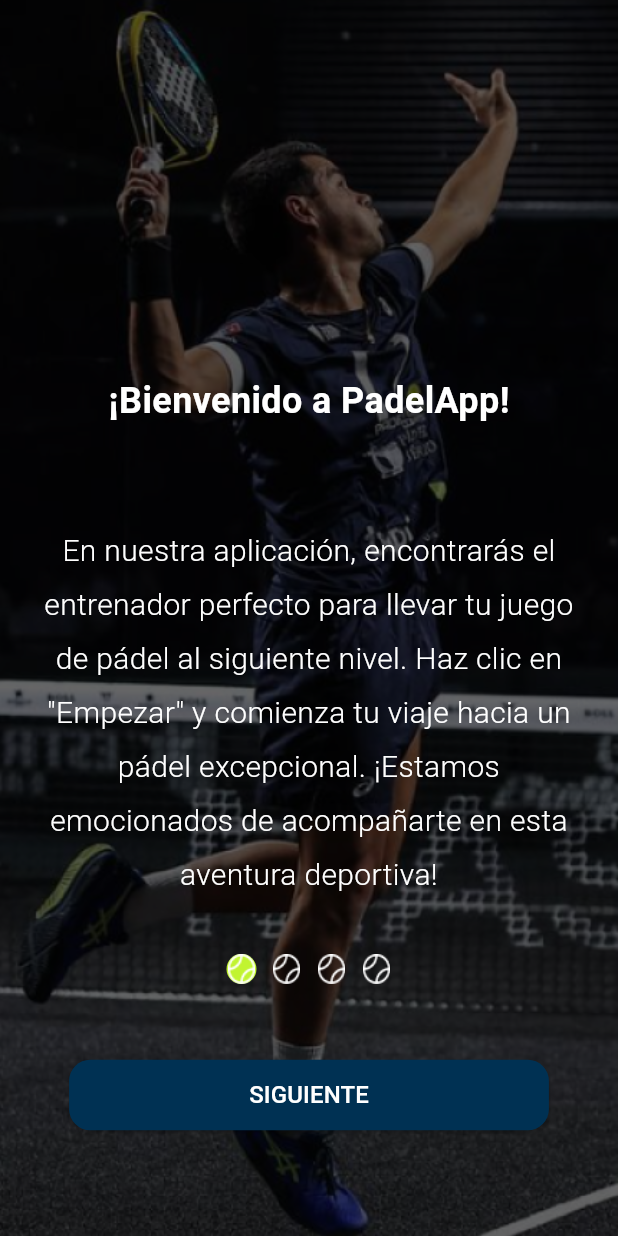
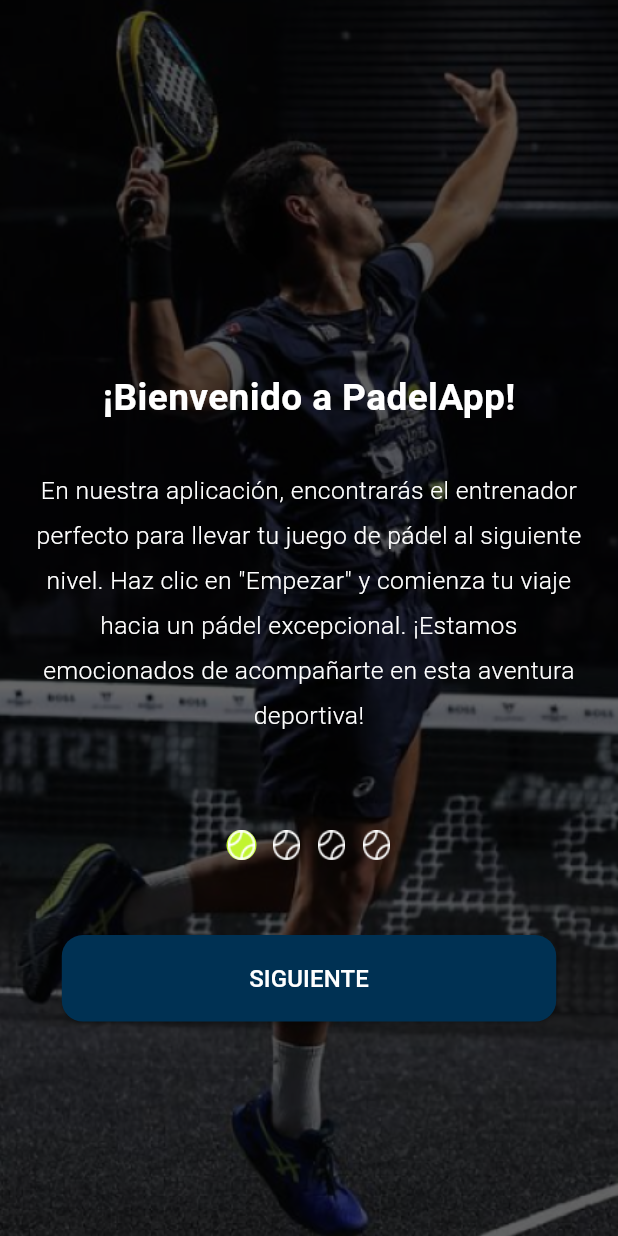
Before and after one commit to ManuOrt/Front-PadelApp, a Flutter app: the screen it shows after launch, on a phone screen of 412 x 824 dp. Run offline on Flutter 3.47's test engine with Material 3 defaults, Android fonts, the phone set to English and light mode, and no system bars; our stand-ins replace youtube_player_flutter.

Commit message:
Adding different values on the buttons from the onboarding and making a class for the button

```diff
--- a/lib/screens/onboarding/onboarding_page_model.dart
+++ b/lib/screens/onboarding/onboarding_page_model.dart
@@ -1,6 +1,4 @@
 import 'package:flutter/material.dart';
-import 'package:front_end_padelapp/utils/app_colors.dart';
-
 import '../../widgets/widgets.dart';
 
 class OnboardingPageModel {
@@ -19,11 +17,19 @@
   });
 
   Widget buildPage({
+    required BuildContext context,
     required int currentIndex,
     required VoidCallback onNextPressed,
     required VoidCallback onBackPressed,
     required VoidCallback onFinalButtonPressed,
   }) {
+    final Size screenSize = MediaQuery.of(context).size;
+    final double buttonWidth = screenSize.width * 0.8;
+    final double buttonHeight = screenSize.height * 0.07;
+    final double topPadding = screenSize.height * 0.3;
+    final double titleFontSize = screenSize.width * 0.06;
+    final double descriptionFontSize = screenSize.width * 0.04;
+
     return Material(
       child: DecoratedBox(
         decoration: BoxDecoration(
@@ -37,32 +43,31 @@
           ),
         ),
         child: Center(
-          child: SingleChildScrollView(
             child: Column(
               mainAxisAlignment: MainAxisAlignment.start,
               children: [
                 Padding(
-                  padding: const EdgeInsets.only(top: 200),
+                  padding: EdgeInsets.only(top: topPadding),
                   child: Text(
                     title,
-                    style: const TextStyle(
+                    style: TextStyle(
                       color: Colors.white,
-                      fontSize: 24.0,
+                      fontSize: titleFontSize,
                       fontWeight: FontWeight.bold,
                     ),
                   ),
                 ),
-                const SizedBox(height: 40.0),
+                const SizedBox(height: 10.0),
                 Container(
-                  padding: const EdgeInsets.all(25.0),
+                  padding: EdgeInsets.all(screenSize.width * 0.05),
                   child: description != null && description!.isNotEmpty
                       ? Text(
                           description!,
-                          style: const TextStyle(
+                          style: TextStyle(
                             color: Colors.white,
                             fontWeight: FontWeight.w300,
                             height: 1.8,
-                            fontSize: 20.0,
+                            fontSize: descriptionFontSize,
                           ),
                           textAlign: TextAlign.center,
                         )
@@ -70,80 +75,37 @@
                           videoId: videoPath!,
                         ),
                 ),
-                const SizedBox(height: 10.0),
+                const SizedBox(height: 40.0),
                 BallIndicator(
                     pageCount: pageCount ??= 4, currentIndex: currentIndex),
                 const SizedBox(height: 50.0),
                 if (currentIndex < pageCount! - 1)
-                  ElevatedButton(
-                    onPressed: onNextPressed,
-                    style: ElevatedButton.styleFrom(
-                      backgroundColor: AppColors.primary,
-                      padding: const EdgeInsets.symmetric(
-                        horizontal: 120.0,
-                        vertical: 12.0,
-                      ),
-                      shape: RoundedRectangleBorder(
-                        borderRadius: BorderRadius.circular(14.0),
-                      ),
-                    ),
-                    child: const Text(
-                      'SIGUIENTE',
-                      style: TextStyle(
-                        color: AppColors.primaryWhite,
-                        fontSize: 16.0,
-                      ),
-                    ),
+                  OnboardingButton(
+                    buttonWidth: buttonWidth,
+                    buttonHeight: buttonHeight,
+                    buttonText: 'SIGUIENTE',
+                    onFinalButtonPressed: onNextPressed,
                   ),
                 const SizedBox(height: 10.0),
                 if (currentIndex == pageCount! - 1)
-                  ElevatedButton(
-                    onPressed: onFinalButtonPressed,
-                    style: ElevatedButton.styleFrom(
-                      backgroundColor: AppColors.primary,
-                      padding: const EdgeInsets.symmetric(
-                        horizontal: 85.0,
-                        vertical: 12.0,
-                      ),
-                      shape: RoundedRectangleBorder(
-                        borderRadius: BorderRadius.circular(14.0),
-                      ),
-                    ),
-                    child: const Text(
-                      'IR A LA APLICACIÓN',
-                      style: TextStyle(
-                        color: AppColors.primaryWhite,
-                        fontSize: 16.0,
-                      ),
-                    ),
+                  OnboardingButton(
+                    buttonWidth: buttonWidth,
+                    buttonHeight: buttonHeight,
+                    buttonText: 'IR A LA APLICACIÓN',
+                    onFinalButtonPressed: onFinalButtonPressed,
                   ),
                 const SizedBox(height: 10.0),
                 if (currentIndex > 0)
-                  ElevatedButton(
-                    onPressed: onBackPressed,
-                    style: ElevatedButton.styleFrom(
-                      backgroundColor: AppColors.primary,
-                      padding: const EdgeInsets.symmetric(
-                        horizontal: 135.0,
-                        vertical: 12.0,
-                      ),
-                      shape: RoundedRectangleBorder(
-                        borderRadius: BorderRadius.circular(14.0),
-                      ),
-                    ),
-                    child: const Text(
-                      'ATRÁS',
-                      style: TextStyle(
-                        color: AppColors.primaryWhite,
-                        fontSize: 16.0,
-                      ),
-                    ),
+                  OnboardingButton(
+                    buttonWidth: buttonWidth,
+                    buttonHeight: buttonHeight,
+                    buttonText: 'ATRÁS',
+                    onFinalButtonPressed: onBackPressed,
                   ),
               ],
             ),
           ),
         ),
-      ),
     );
   }
 }
--- a/lib/screens/onboarding/onboarding_screens.dart
+++ b/lib/screens/onboarding/onboarding_screens.dart
@@ -43,12 +43,10 @@
           children: onboardingPagesList
               .map(
                 (page) => page.buildPage(
+                  context: context,
                   currentIndex: index,
                   onNextPressed: () {
                     if (index < onboardingPagesList.length - 1) {
-                      setState(() {
-                        index++;
-                      });
                       _pageController.nextPage(
                         duration: const Duration(milliseconds: 300),
                         curve: Curves.easeIn,
@@ -57,9 +55,6 @@
                   },
                   onBackPressed: () {
                     if (index > 0) {
-                      setState(() {
-                        index--;
-                      });
                       _pageController.previousPage(
                         duration: const Duration(milliseconds: 300),
                         curve: Curves.easeIn,
--- a/lib/widgets/widgets.dart
+++ b/lib/widgets/widgets.dart
@@ -1,2 +1,3 @@
-export 'package:front_end_padelapp/widgets/youtube_player.dart';
-export 'package:front_end_padelapp/widgets/ball_indicator.dart';
+export 'package:front_end_padelapp/widgets/widgets_onboarding/youtube_player.dart';
+export 'package:front_end_padelapp/widgets/widgets_onboarding/ball_indicator.dart';
+export 'package:front_end_padelapp/widgets/widgets_onboarding/onboarding_button.dart';
--- /dev/null
+++ b/lib/widgets/widgets_onboarding/onboarding_button.dart
@@ -0,0 +1,37 @@
+import 'package:flutter/material.dart';
+import 'package:front_end_padelapp/utils/app_colors.dart';
+
+class OnboardingButton extends StatelessWidget {
+  final double buttonWidth;
+  final double buttonHeight;
+  final VoidCallback onFinalButtonPressed;
+  final String buttonText; // New parameter for dynamic button text
+
+  const OnboardingButton({
+    required this.buttonWidth,
+    required this.buttonHeight,
+    required this.onFinalButtonPressed,
+    required this.buttonText, // Pass the button text here
+  });
+
+  @override
+  Widget build(BuildContext context) {
+    return ElevatedButton(
+      onPressed: onFinalButtonPressed,
+      style: ElevatedButton.styleFrom(
+        minimumSize: Size(buttonWidth, buttonHeight),
+        backgroundColor: AppColors.primary,
+        shape: RoundedRectangleBorder(
+          borderRadius: BorderRadius.circular(14.0),
+        ),
+      ),
+      child: Text(
+        buttonText, // Use the provided button text here
+        style: TextStyle(
+          color: AppColors.primaryWhite,
+          fontSize: 16.0,
+        ),
+      ),
+    );
+  }
+}
```
Also changed, not shown: lib/widgets/widgets_onboarding/ball_indicator.dart (renamed from lib/widgets/ball_indicator.dart), lib/widgets/widgets_onboarding/youtube_player.dart (line endings or trailing spaces), 1 other file.
